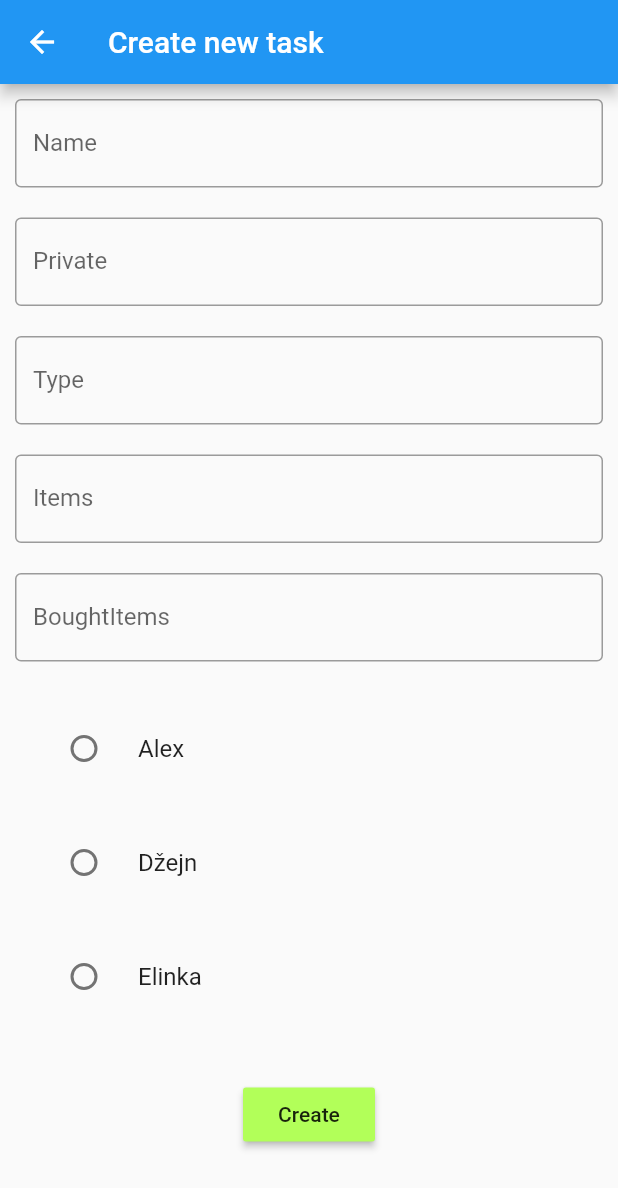
After one commit to AlexanderTheGreatSK/itu_app, a Flutter app: the MyCreateShoppingListPage screen opened directly, on a phone screen of 412 x 824 dp. The commit adds this screen. Shown: the top 1188 px of the screen. Run offline on Flutter 3.47's test engine with Material 2 defaults, Android fonts, the phone set to English and light mode, and no system bars; our stand-ins replace cloud_firestore, firebase_auth, firebase_core, firebase_storage, google_sign_in, hive_flutter; missing offline and left inert: hexagon; accounts and stored records are empty.

Commit message:
shopping list little redone, now u can create new shopping list

```diff
--- a/lib/Database/DataClasses/ShoppingList.dart
+++ b/lib/Database/DataClasses/ShoppingList.dart
@@ -4,7 +4,7 @@ class ShoppingList {
   late String name;
   late List<String> boughtItems;
   late List<String> items;
-  late List<OurUser> assignedUsers;
+  late List<String> assignedUsers;
   late String type;
   late bool private;
 
@@ -19,9 +19,9 @@ class ShoppingList {
     print("Assigned users:");
 
     int index = 0;
-    for(OurUser user in assignedUsers) {
+    for(String user in assignedUsers) {
       print("User number $index --------");
-      user.debugPrint();
+      print(user);
       index++;
     }
   }
--- a/lib/Database/DatabaseHandler.dart
+++ b/lib/Database/DatabaseHandler.dart
@@ -102,7 +102,7 @@ class DatabaseHandler {
         for(var item in docsMap) {
           List<String> boughtItems = [];
           List<String> items = [];
-          List<OurUser> assignedUsers = [];
+          List<String> assignedUsers = [];
 
           for(var bItem in item.data()["boughtItems"]) {
             boughtItems.add(bItem);
@@ -112,11 +112,15 @@ class DatabaseHandler {
           }
 
           for(var user in item.data()["assignedUsers"]) {
+            assignedUsers.add(user);
+          }
+
+          /*for(var user in item.data()["assignedUsers"]) {
             OurUser? ourUser = await getUserById(user);
             if(ourUser != null) {
               assignedUsers.add(ourUser);
             }
-          }
+          }*/
           String name = item.data()["name"];
           String type = item.data()["type"];
           bool private = item.data()["private"];
@@ -134,7 +138,7 @@ class DatabaseHandler {
         bool private = fields["private"]["booleanValue"];
         List<String> items = [];
         List<String> boughtItems = [];
-        List<OurUser> assignedUsers = [];
+        List<String> assignedUsers = [];
 
         var rawItems = fields["items"]["arrayValue"]["values"];
         for(var item in rawItems) {
@@ -152,7 +156,7 @@ class DatabaseHandler {
         if(rawUsers.isNotEmpty) {
           rawUsers = rawUsers["values"];
           for(var item in rawUsers) {
-            assignedUsers.add(await getUserById(item["stringValue"]));
+            assignedUsers.add(item["stringValue"]);
           }
         }
 
@@ -161,6 +165,42 @@ class DatabaseHandler {
     }
 
     return shoppingLists;
+  }
+
+  Future<List<String>> getFavouriteShoppingItems(String categoryName) async {
+    List<String> items = [];
+
+    if(isMobilePlatform()) {
+      await FirebaseFirestore.instance.collection("items").doc(categoryName).get().then((snapshot) {
+        var data = snapshot.data();
+        for(var item in data!["items"]) {
+          items.add(item);
+        }
+      });
+      return items;
+    } else {
+      // TODO
+      return items;
+    }
+  }
+
+  Future<void> createNewShoppingList(ShoppingList newShoppingList) async {
+    if(isMobilePlatform()) {
+      final dataMap = <String, dynamic> {
+        "name" : newShoppingList.name,
+        "private" : newShoppingList.private,
+        "type" : newShoppingList.type,
+        "items" : newShoppingList.items,
+        "boughtItems" : newShoppingList.boughtItems,
+        "assignedUsers" : newShoppingList.assignedUsers,
+      };
+
+      if(isMobilePlatform()) {
+        await FirebaseFirestore.instance.collection("shoppingLists").doc().set(dataMap).onError((error, stackTrace) => print("Error: $error, $stackTrace"));
+      }
+    } else {
+      // TODO
+    }
   }
 
   // ROOMS end-points--------------------------------------------------------------
@@ -275,6 +315,7 @@ class DatabaseHandler {
       });
       return tasks;
     } else {
+      // TODO
       return tasks;
     }
   }
--- /dev/null
+++ b/lib/Pages/BEtestPages/CreateShoppingList.dart
@@ -0,0 +1,160 @@
+import 'package:flutter/material.dart';
+import 'package:itu_app/Database/DataClasses/ShoppingList.dart';
+
+import '../../Database/DatabaseHandler.dart';
+
+class MyCreateShoppingListPage extends StatefulWidget {
+  const MyCreateShoppingListPage({super.key});
+
+  @override
+  State<MyCreateShoppingListPage> createState() => _MyCreateShoppingListPageState();
+}
+
+class _MyCreateShoppingListPageState extends State<MyCreateShoppingListPage> {
+  DatabaseHandler databaseHandler = DatabaseHandler();
+  String chosenID = "";
+
+  /// PLS do not be lazy as me and use FormTextField -> one controller for group of TextFields :))
+  TextEditingController nameController = TextEditingController();
+  TextEditingController privateController = TextEditingController();
+  TextEditingController typeController = TextEditingController();
+  TextEditingController boughtItemsController = TextEditingController();
+  TextEditingController itemsController = TextEditingController();
+
+  Future<void> crateNewShoppingList() async {
+    bool private = bool.parse(privateController.text);
+    List<String> boughtItems = [];
+    boughtItems.add(boughtItemsController.text);
+
+    List<String> assignedUsers = [];
+    assignedUsers.add(chosenID);
+
+    List<String> items = [];
+    items.add(itemsController.text);
+
+    ShoppingList shoppingList = ShoppingList(nameController.text, boughtItems, items, assignedUsers, typeController.text, private);
+
+    databaseHandler.createNewShoppingList(shoppingList);
+  }
+
+  @override
+  Widget build(BuildContext context) {
+    return Scaffold(
+      appBar: AppBar(
+        title: const Text("Create new task"),
+      ),
+      body: SingleChildScrollView(
+        child: Column(
+          children: [
+            Padding(
+              padding: const EdgeInsets.all(10.0),
+              child: TextField(
+                controller: nameController,
+                decoration: const InputDecoration(
+                    border: OutlineInputBorder(),
+                    labelText: "Name"
+                ),
+                keyboardType: TextInputType.text,
+              ),
+            ),
+            Padding(
+              padding: const EdgeInsets.all(10.0),
+              child: TextField(
+                controller: privateController,
+                decoration: const InputDecoration(
+                    border: OutlineInputBorder(),
+                    labelText: "Private"
+                ),
+                keyboardType: const TextInputType.numberWithOptions(signed: false, decimal: false),
+              ),
+            ),
+            Padding(
+              padding: const EdgeInsets.all(10.0),
+              child: TextField(
+                controller: typeController,
+                decoration: const InputDecoration(
+                    border: OutlineInputBorder(),
+                    labelText: "Type"
+                ),
+                keyboardType: TextInputType.text,
+              ),
+            ),
+            Padding(
+              padding: const EdgeInsets.all(10.0),
+              child: TextField(
+                controller: itemsController,
+                decoration: const InputDecoration(
+                    border: OutlineInputBorder(),
+                    labelText: "Items"
+                ),
+                keyboardType: TextInputType.text,
+              ),
+            ),
+            Padding(
+              padding: const EdgeInsets.all(10.0),
+              child: TextField(
+                controller: boughtItemsController,
+                decoration: const InputDecoration(
+                    border: OutlineInputBorder(),
+                    labelText: "BoughtItems"
+                ),
+                keyboardType: const TextInputType.numberWithOptions(signed: false, decimal: false),
+              ),
+            ),
+            Padding(
+                padding: const EdgeInsets.all(10.0),
+                child: Column(
+                  children: [
+                    Padding(
+                      padding: const EdgeInsets.all(10.0),
+                      child: RadioListTile(
+                          title: const Text("Alex"),
+                          value: "ApWjem5KL7OekZhSToV1rBv99My1",
+                          groupValue: chosenID,
+                          onChanged: (newValue) {
+                            setState(() {
+                              chosenID = newValue.toString();
+                            });
+                          }),
+                    ),
+                    Padding(
+                      padding: const EdgeInsets.all(10.0),
+                      child: RadioListTile(
+                          title: const Text("Džejn"),
+                          value: "4ZmwxEOSUBSXKnfiCzGmH8EaP1Z2",
+                          groupValue: chosenID,
+                          onChanged: (newValue) {
+                            setState(() {
+                              chosenID = newValue.toString();
+                            });
+                          }),
+                    ),
+                    Padding(
+                      padding: const EdgeInsets.all(10.0),
+                      child: RadioListTile(
+                          title: const Text("Elinka"),
+                          value: "QYxII6KeZYNGBsAtEWVsKy57X2B3",
+                          groupValue: chosenID,
+                          onChanged: (newValue) {
+                            setState(() {
+                              chosenID = newValue.toString();
+                            });
+                          }),
+                    ),
+                  ],
+                )
+            ),
+            Padding(
+              padding: const EdgeInsets.all(20.0),
+              child: MaterialButton(
+                onPressed: crateNewShoppingList,
+                color: Colors.lightGreenAccent,
+                child: const Text("Create"),
+              ),
+            ),
+          ],
+        ),
+      ),
+    );
+  }
+}
--- a/lib/Pages/BEtestPages/CreateTaskPage.dart
+++ b/lib/Pages/BEtestPages/CreateTaskPage.dart
@@ -15,6 +15,7 @@ class _MyCreateTaskPageState extends State<MyCreateTaskPage> {
   DatabaseHandler databaseHandler = DatabaseHandler();
   String chosenID = "";
 
+  /// PLS do not be lazy as me and use FormTextField -> one controller for group of TextFields :))
   TextEditingController nameController = TextEditingController();
   TextEditingController daysController = TextEditingController();
   TextEditingController lastDoneController = TextEditingController();
```
Also changed, not shown: lib/Pages/BEtest.dart (+24 -0 lines).
